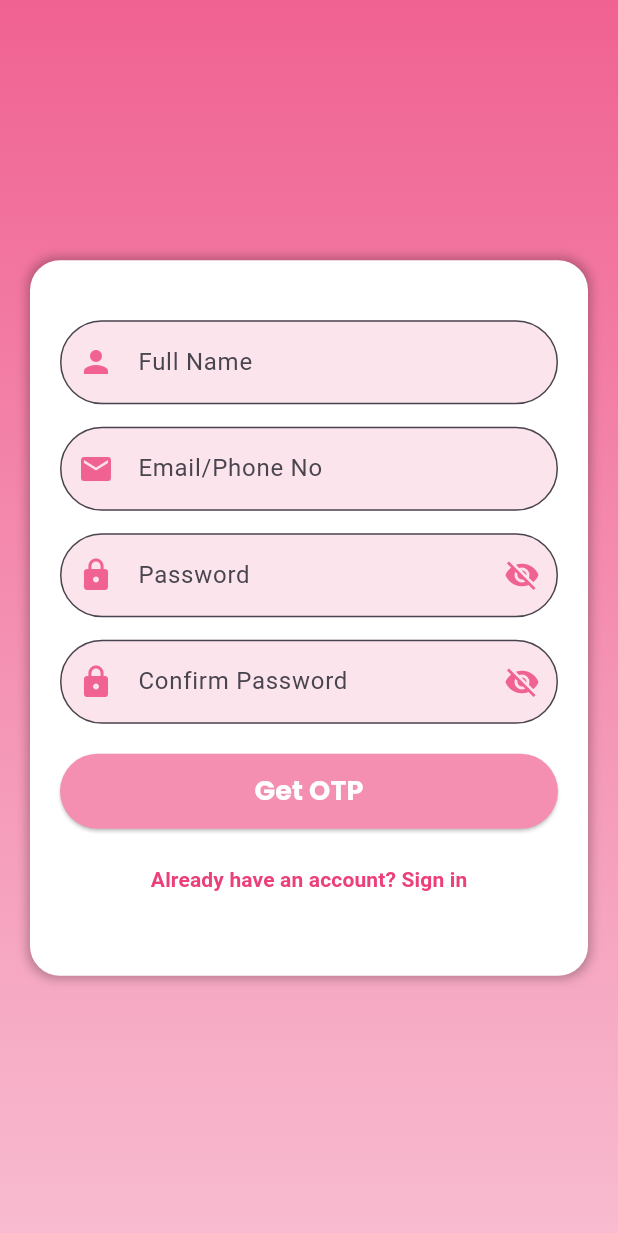
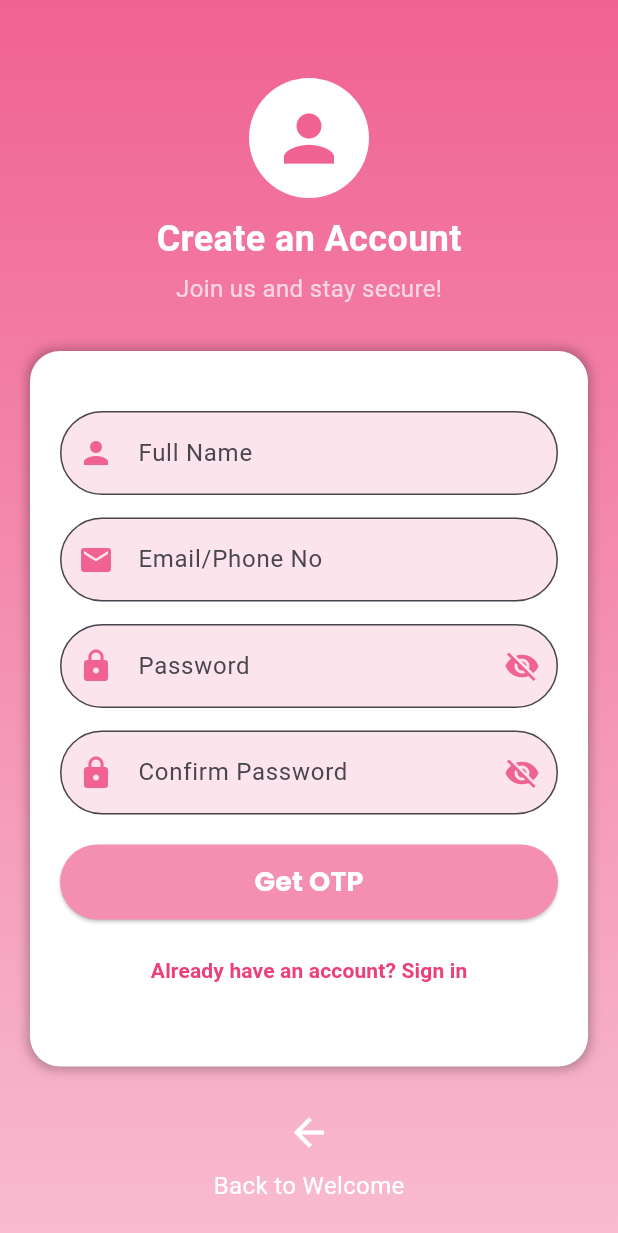
Before and after one commit to PrabinXOZ/Women-Security-App, a Flutter app: the RegisterScreen screen opened by its route, on a phone screen of 412 x 824 dp. Shown: the top 1233 px of the screen. Run offline on Flutter 3.47's test engine with Material 3 defaults, Android fonts, the phone set to English and light mode, and no system bars.

Commit message:
second page with back button

```diff
--- a/lib/screens/register_screen.dart
+++ b/lib/screens/register_screen.dart
@@ -1,4 +1,5 @@
 import 'package:flutter/material.dart';
+import 'welcome_screen.dart';  // Import Welcome Screen for navigation back
 
 class RegisterScreen extends StatefulWidget {
   @override
@@ -26,7 +27,35 @@ class _RegisterScreenState extends State<RegisterScreen> {
         ),
         child: Center(
           child: SingleChildScrollView(
-            child: Container(
+            child: Column(
+              children: [
+                SizedBox(height: 50),
+                CircleAvatar(
+                  radius: 40,
+                  backgroundColor: Colors.white,
+                  child: Icon(Icons.person, size: 50, color: Colors.pink.shade300),
+                ),
+                SizedBox(height: 10),
+                Text(
+                  "Create an Account",
+                  style: TextStyle(
+                    fontSize: 24,
+                    fontWeight: FontWeight.bold,
+                    color: Colors.white,
+                  ),
+                ),
+                SizedBox(height: 5),
+                Text(
+                  "Join us and stay secure!",
+                  style: TextStyle(
+                    fontSize: 16,
+                    color: Colors.white70,
+                  ),
+                ),
+                SizedBox(height: 30),
+
+                // 🟢 REGISTER FORM
+                Container(
                   padding: EdgeInsets.all(20),
                   margin: EdgeInsets.symmetric(horizontal: 20),
                   decoration: BoxDecoration(
@@ -98,6 +127,25 @@ class _RegisterScreenState extends State<RegisterScreen> {
                     ],
                   ),
                 ),
+
+                // 🟢 BACK BUTTON (NEWLY ADDED)
+                SizedBox(height: 20),
+                IconButton(
+                  icon: Icon(Icons.arrow_back, color: Colors.white, size: 30),
+                  onPressed: () {
+                    Navigator.pop(context);  // Go back to Welcome Screen
+                  },
+                ),
+                Text(
+                  "Back to Welcome",
+                  style: TextStyle(
+                    color: Colors.white,
+                    fontSize: 16,
+                  ),
+                ),
+                SizedBox(height: 20),
+              ],
+            ),
           ),
         ),
       ),
@@ -125,7 +173,7 @@ class _RegisterScreenState extends State<RegisterScreen> {
         prefixIcon: Icon(Icons.lock, color: Colors.pink.shade300),
         suffixIcon: IconButton(
           icon: Icon(obscureText ? Icons.visibility_off : Icons.visibility, color: Colors.pink.shade300),
-          onPressed: toggleVisibility, // ✅ Corrected toggle function
+          onPressed: toggleVisibility,
         ),
         hintText: hintText,
         border: OutlineInputBorder(
--- a/lib/screens/welcome_screen.dart
+++ b/lib/screens/welcome_screen.dart
@@ -1,5 +1,5 @@
 import 'package:flutter/material.dart';
-import 'register_screen.dart';
+import 'register_screen.dart';  // Import Register Screen
 
 class WelcomeScreen extends StatelessWidget {
   @override
@@ -51,6 +51,7 @@ class WelcomeScreen extends StatelessWidget {
                   ),
                 ),
                 onPressed: () {
+                  // Navigate to Register Screen
                   Navigator.push(
                     context,
                     MaterialPageRoute(builder: (context) => RegisterScreen()),
```
Lines whose indentation alone changed are shown as unchanged.
